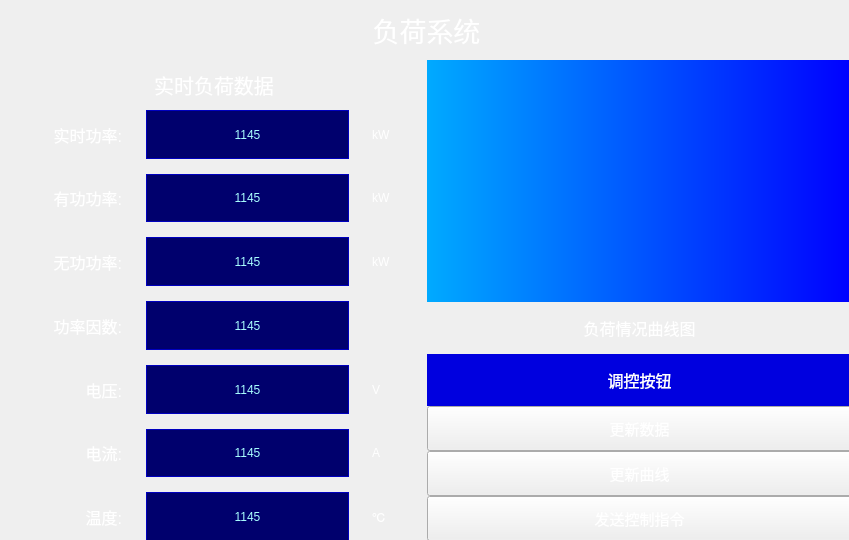
The window that Load_System/load.ui (overji/EMS_SJTU_Innovation) describes before a commit, drawn with Qt 5.
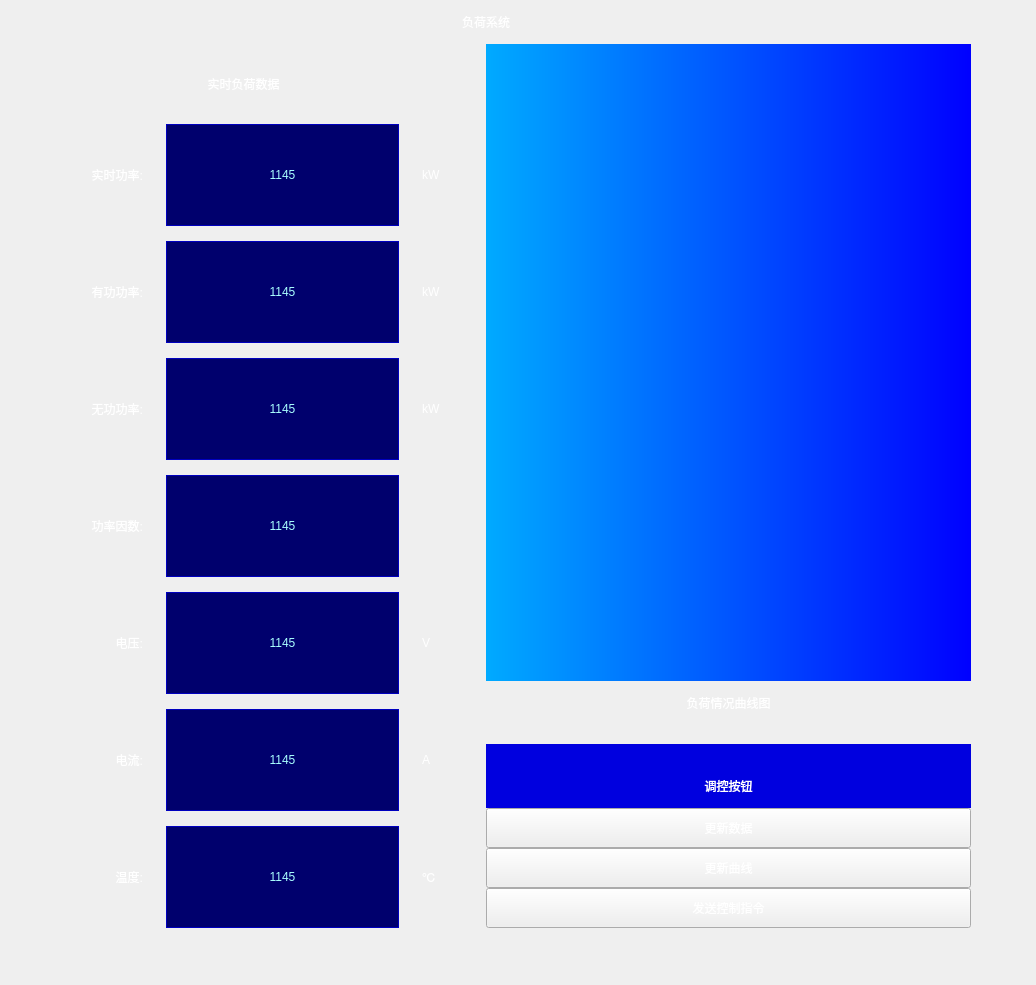
The same window after the commit.

```diff
--- a/Load_System/load.ui
+++ b/Load_System/load.ui
@@ -6,8 +6,8 @@
    <rect>
     <x>0</x>
     <y>0</y>
-    <width>849</width>
-    <height>540</height>
+    <width>1036</width>
+    <height>985</height>
    </rect>
   </property>
   <property name="windowTitle">
@@ -27,8 +27,8 @@
     <rect>
      <x>1</x>
      <y>0</y>
-     <width>851</width>
-     <height>541</height>
+     <width>970</width>
+     <height>928</height>
     </rect>
    </property>
    <layout class="QVBoxLayout" name="mainLayout" stretch="1,20">
@@ -40,7 +40,7 @@
       <property name="styleSheet">
        <string notr="true">background-color:rgba(0,0,0,0);
 color:white;
-font-size:20pt;
+
 /*padding-left:40%;*/</string>
       </property>
       <property name="text">
@@ -63,7 +63,7 @@
           <property name="styleSheet">
            <string notr="true">background-color:rgba(0,0,0,0);
 color:white;
-font-size:15pt
+
 ;
 /*padding-left:40%;*/</string>
           </property>
@@ -88,7 +88,6 @@
             <property name="styleSheet">
              <string notr="true">background-color:rgba(0,0,0,0);
 color:white;
-font-size: 12pt
 /*padding-left:40%;*/</string>
             </property>
             <property name="text">
@@ -119,7 +118,6 @@
             <property name="styleSheet">
              <string notr="true">background-color:rgba(0,0,0,0);
 color:white;
-font-size: 12pt
 /*padding-left:40%;*/</string>
             </property>
             <property name="text">
@@ -135,7 +133,6 @@
             <property name="styleSheet">
              <string notr="true">background-color:rgba(0,0,0,0);
 color:white;
-font-size: 12pt
 /*padding-left:40%;*/</string>
             </property>
             <property name="text">
@@ -151,7 +148,6 @@
             <property name="styleSheet">
              <string notr="true">background-color:rgba(0,0,0,0);
 color:white;
-font-size: 12pt
 /*padding-left:40%;*/</string>
             </property>
             <property name="text">
@@ -167,7 +163,6 @@
             <property name="styleSheet">
              <string notr="true">background-color:rgba(0,0,0,0);
 color:white;
-font-size: 12pt
 /*padding-left:40%;*/</string>
             </property>
             <property name="text">
@@ -200,7 +195,6 @@
             <property name="styleSheet">
              <string notr="true">background-color:rgba(0,0,0,0);
 color:white;
-font-size: 12pt
 /*padding-left:40%;*/</string>
             </property>
             <property name="text">
@@ -216,7 +210,6 @@
             <property name="styleSheet">
              <string notr="true">background-color:rgba(0,0,0,0);
 color:white;
-font-size: 12pt
 /*padding-left:40%;*/</string>
             </property>
             <property name="text">
@@ -443,7 +436,7 @@
           <property name="styleSheet">
            <string notr="true">background-color:rgba(0,0,0,0);
 color:white;
-font-size:12pt;
+
 /*padding-left:40%;*/</string>
           </property>
           <property name="text">
@@ -459,7 +452,7 @@
           <property name="styleSheet">
            <string notr="true">background-color:rgb(0, 0, 223);
 color:white;
-font-size:12pt;
+
 /*padding-left:40%;*/</string>
           </property>
           <property name="text">
@@ -479,7 +472,7 @@
            <widget class="QPushButton" name="set_btn_1">
             <property name="styleSheet">
              <string notr="true">color:white;
-font-size:15px;
+
 background-color:qradialgradient(
 spread:pad, cx:0.5, cy:0.5, 
 radius:0.431, fx:0.5, fy:0.5, 
@@ -497,7 +490,7 @@
            <widget class="QPushButton" name="set_btn_2">
             <property name="styleSheet">
              <string notr="true">color:white;
-font-size:15px;
+
 background-color:qradialgradient(
 spread:pad, cx:0.5, cy:0.5, 
 radius:0.431, fx:0.5, fy:0.5, 
@@ -515,7 +508,7 @@
            <widget class="QPushButton" name="set_btn_3">
             <property name="styleSheet">
              <string notr="true">color:white;
-font-size:15px;
+
 background-color:qradialgradient(
 spread:pad, cx:0.5, cy:0.5, 
 radius:0.431, fx:0.5, fy:0.5, 
```
Left out of the diff: 4 changed lines with no effect on the pictures.
